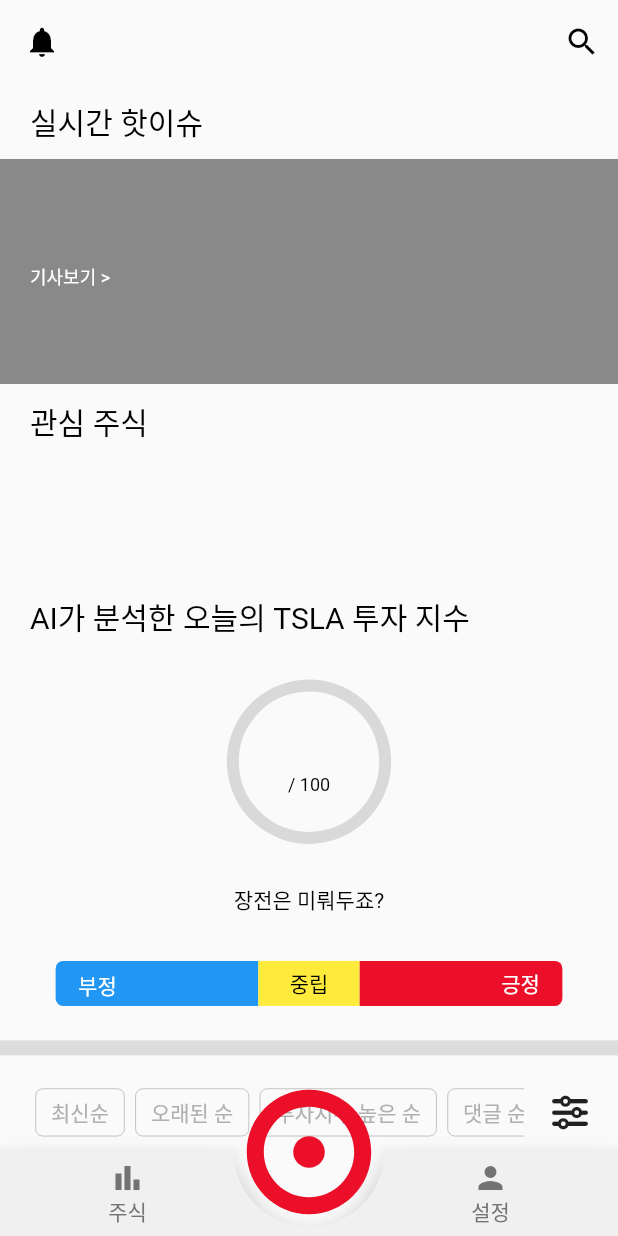
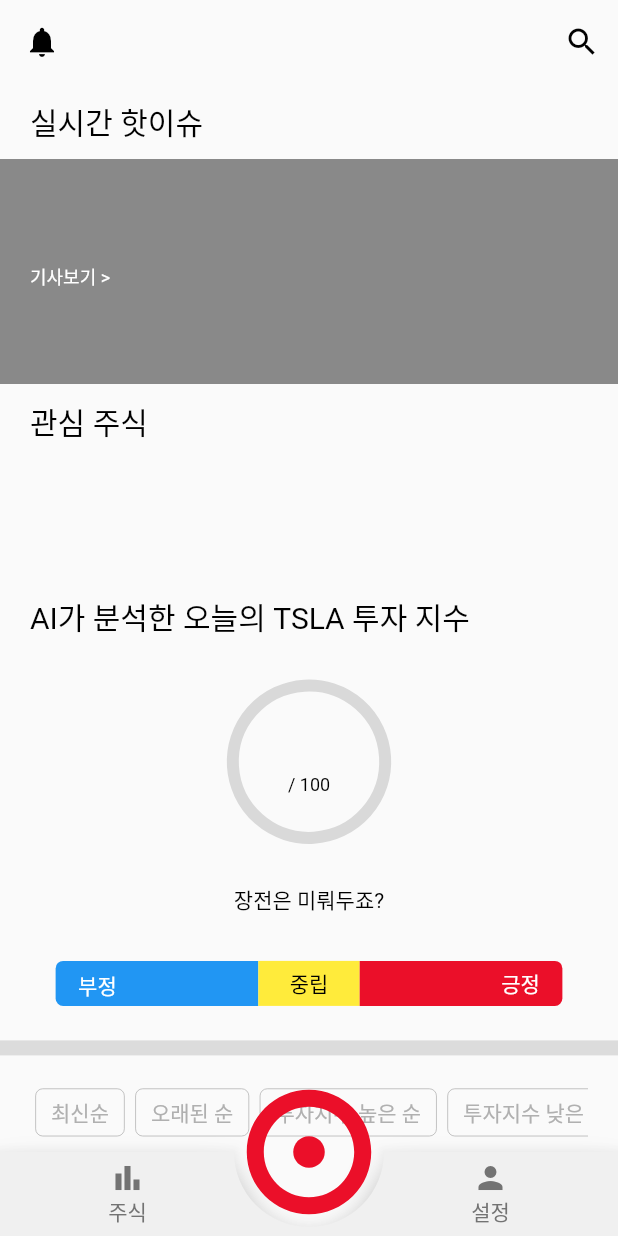
Before and after one commit to SniperFactory-Jangjeon/Jangjeon, a Flutter app: the screen it shows once a user with an empty profile is signed in, on a phone screen of 412 x 824 dp. Run offline on Flutter 3.47's test engine with Material 2 defaults, Android fonts, the phone set to English and light mode, and no system bars; drawn by our look-alikes of animated_bottom_navigation_bar, fl_chart; our stand-ins replace cloud_firestore, firebase_auth, firebase_core, firebase_storage, flutter_svg, font_awesome_flutter and 6 more; missing offline and left inert: dart:ffi, kakao_flutter_sdk_user, yahoofin; accounts and stored records are empty; network calls fail; Roboto replaces fonts that are missing (PretendardBold, PretendardMedium, PretendardRegular).

Commit message:
뉴스기사 페이지 수정

```diff
--- a/lib/controller/main_controller.dart
+++ b/lib/controller/main_controller.dart
@@ -10,7 +10,7 @@ class MainController extends GetxController {
   RxDouble investmentIndex = (-1.0).obs;
   RxInt bottomNavIndex = 2.obs;
   RxList news = [].obs;
-  RxInt isSeletedFilter = 10.obs;
+  RxInt isSeletedFilter = 0.obs;
   RxMap hotIssueNews = {}.obs;
   RxString currentStock = ''.obs;
   RxList<Stock> stockList = <Stock>[].obs;
@@ -48,6 +48,7 @@ class MainController extends GetxController {
   }
 
   getNews() {
+    isSeletedFilter(10);
     news.clear();
     NewsCrawling().newsCrawling(currentStock.value.toLowerCase(), news);
   }
@@ -64,6 +65,7 @@ class MainController extends GetxController {
       news.sort((a, b) => b['aiScore'].compareTo(a['aiScore']));
     } else if (index == 3) {
       //댓글 순
+      news.sort((a, b) => a['aiScore'].compareTo(b['aiScore']));
     }
     isSeletedFilter(index);
   }
--- a/lib/controller/stock_detail_controller.dart
+++ b/lib/controller/stock_detail_controller.dart
@@ -195,8 +195,9 @@ class StockDetailController extends GetxController {
     comment.likes += 1;
   }
 
-  getRelevantNews() {
-    NewsCrawling().newsCrawling(ticker, relevantNews);
+  getRelevantNews() async {
+    relevantNews.clear();
+    await NewsCrawling().newsCrawling(ticker, relevantNews);
   }
 
   //투자 지수 가져오기
--- a/lib/util/app_filter.dart
+++ b/lib/util/app_filter.dart
@@ -1,3 +1,3 @@
-class AppFilter{
-  static final keyword = ['최신순', '오래된 순', '투자지수 높은 순', '댓글 순'];
+class AppFilter {
+  static final keyword = ['최신순', '오래된 순', '투자지수 높은 순', '투자지수 낮은 순'];
 }
--- a/lib/view/page/home_page.dart
+++ b/lib/view/page/home_page.dart
@@ -112,6 +112,8 @@ class HomePage extends GetView<MainController> {
                                       controller.currentStock.value = controller
                                           .myStockList[index]['symbol'];
                                       controller.getNews();
+                                      controller.todayStockNatural(
+                                          '오늘의 ${controller.currentStock.value} 투자 지수');
                                     },
                                     child: Obx(
                                       () => CircleAvatar(
@@ -124,6 +126,8 @@ class HomePage extends GetView<MainController> {
                                         child: Padding(
                                           padding: const EdgeInsets.all(2.0),
                                           child: CircleAvatar(
+                                            backgroundColor:
+                                                AppColor.grayscale0,
                                             backgroundImage: NetworkImage(
                                                 controller.myStockList[index]
                                                     ['logo']),
@@ -180,13 +184,11 @@ class HomePage extends GetView<MainController> {
                 padding: const EdgeInsets.symmetric(horizontal: 20.0),
                 child: Column(
                   children: [
-                    Row(
-                      mainAxisAlignment: MainAxisAlignment.spaceBetween,
-                      children: [
                     SizedBox(
-                          width: Get.width * 0.8,
+                      width: MediaQuery.of(context).size.width,
                       height: 70,
                       child: ListView.builder(
+                        shrinkWrap: true,
                         physics: const BouncingScrollPhysics(),
                         scrollDirection: Axis.horizontal,
                         itemCount: AppFilter.keyword.length,
@@ -199,18 +201,12 @@ class HomePage extends GetView<MainController> {
                               () => FilterTile(
                                 text: AppFilter.keyword[index],
                                 selected:
-                                        controller.isSeletedFilter.value ==
-                                            index,
+                                    controller.isSeletedFilter.value == index,
                               ),
                             ),
                           ),
                         ),
                       ),
-                        ),
-                        GestureDetector(
-                            onTap: () {},
-                            child: const FaIcon(FontAwesomeIcons.sliders))
-                      ],
                     ),
                     Obx(
                       () => ListView.builder(
```
Lines whose indentation alone changed are shown as unchanged.
